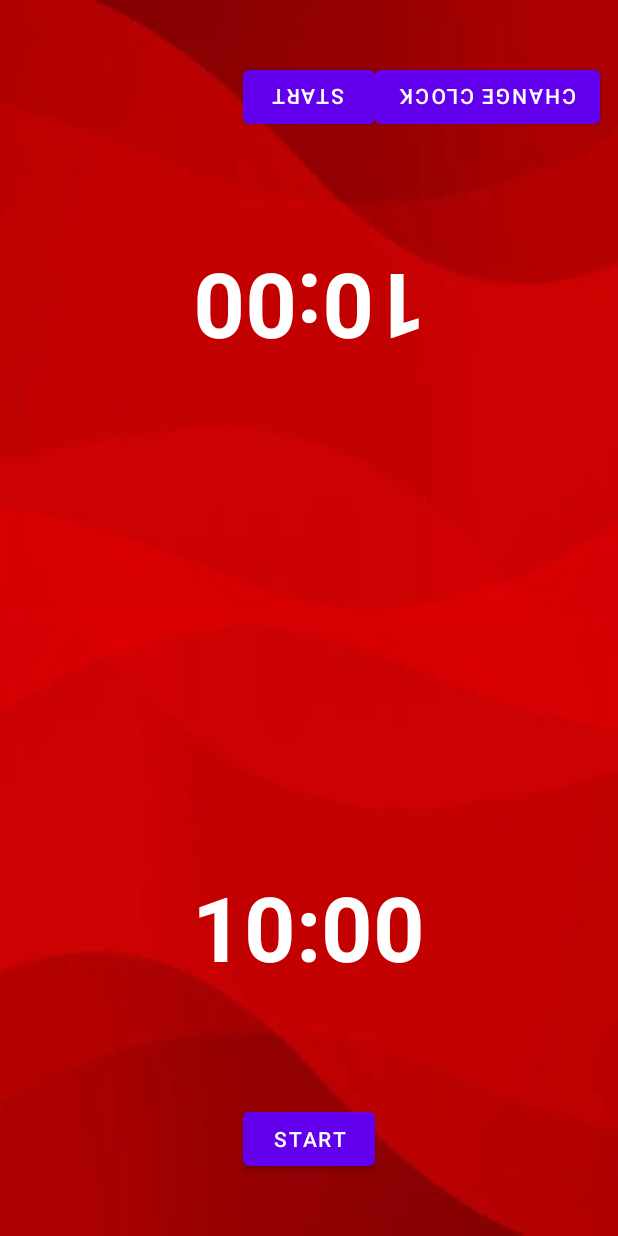
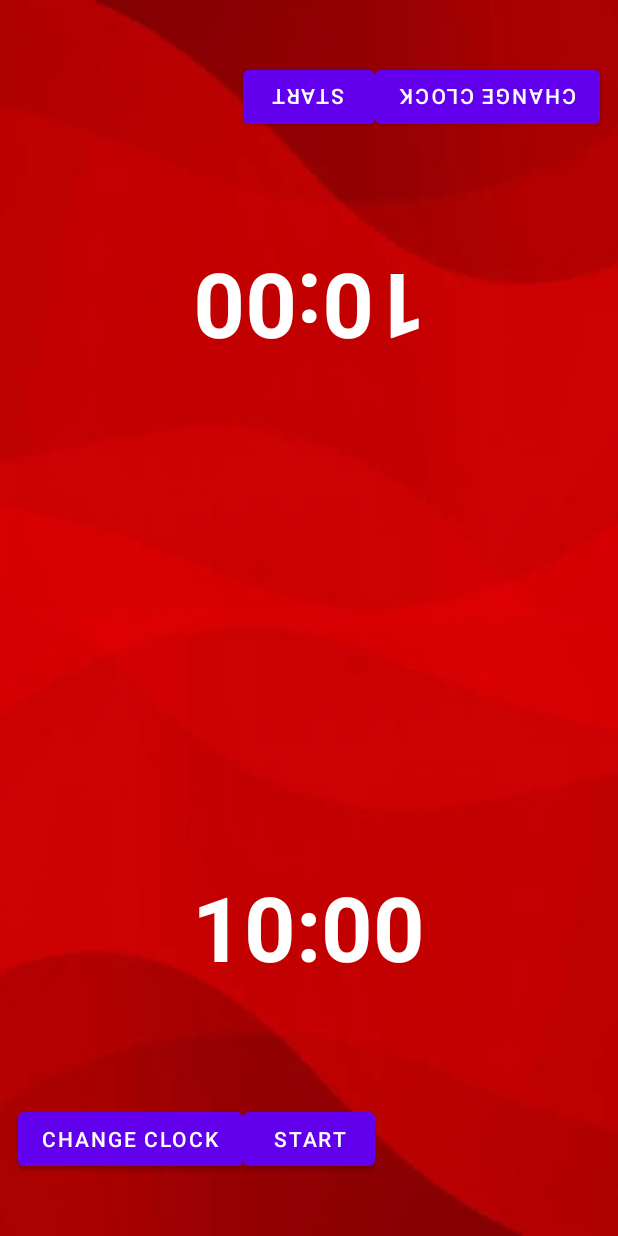
Before and after one commit to SeendeoL/Assignment02-201711062, an Android app: the screen it shows after launch (MainActivity), on a phone screen of 412 x 824 dp. Run offline under Robolectric (Android 15) with nearby library versions, the phone set to English and light mode, and no system bars.

Commit message:
SENG-405_CHESS_CLOCK

```diff
--- a/app/src/main/java/com/example/chess_clock/MainActivity.java
+++ b/app/src/main/java/com/example/chess_clock/MainActivity.java
@@ -16,10 +16,12 @@ public class MainActivity extends AppCompatActivity {
     private TextView mTextViewCountDown;
     private Button mButtonStartPause;
     private Button mButtonReset;
+    private Button mButtonChangeClock;
 
     private TextView mTextViewCountDown2;
     private Button mButtonStartPause2;
     private Button mButtonReset2;
+    private Button mButtonChangeClock2;
 
     private CountDownTimer mCountDownTimer;
     private CountDownTimer mCountDownTimer2;
@@ -43,11 +45,14 @@ public class MainActivity extends AppCompatActivity {
         mButtonStartPause = findViewById(R.id.button_start_pause);
         mButtonStartPause = (Button) this.findViewById(R.id.button_start_pause);
         mButtonReset = findViewById(R.id.button_reset);
+        mButtonChangeClock = findViewById(R.id.button_change_clock);
+
 
         mTextViewCountDown2 = findViewById(R.id.text_view_countdown2);
 
         mButtonStartPause2 = findViewById(R.id.button_start_pause2);
         mButtonReset2 = findViewById(R.id.button_reset2);
+        mButtonChangeClock2 = findViewById(R.id.button_change_clock2);
 
         mButtonStartPause.setOnClickListener(new View.OnClickListener() {
             @Override
@@ -78,6 +83,33 @@ public class MainActivity extends AppCompatActivity {
             }
         });
 
+        mButtonChangeClock.setOnClickListener(new View.OnClickListener() {
+            @Override
+            public void onClick(View v) {
+
+                if (mTimerRunning) {
+                    TicTocVoice.pause();
+                    pauseTimer();
+                    TicTocVoice2.start();
+                    startTimer2();
+
+                }
+            }
+        });
+        mButtonChangeClock2.setOnClickListener(new View.OnClickListener() {
+            @Override
+            public void onClick(View v) {
+
+                if (mTimerRunning2) {
+                    TicTocVoice2.pause();
+                    pauseTimer2();
+                    TicTocVoice.start();
+                    startTimer();
+
+                }
+            }
+        });
+
         mButtonReset.setOnClickListener(new View.OnClickListener() {
             @Override
             public void onClick(View v) {
@@ -94,6 +126,8 @@ public class MainActivity extends AppCompatActivity {
         updateCountDownText2();
 
     }
+
+
 
     private void startTimer() {
         mCountDownTimer = new CountDownTimer(mTimeLeftInMillis, 1000) {
--- a/app/src/main/res/layout/activity_main.xml
+++ b/app/src/main/res/layout/activity_main.xml
@@ -19,8 +19,8 @@
         <ImageView
             android:layout_width="match_parent"
             android:layout_height="match_parent"
+            android:background="@drawable/red_background"
             android:scaleType="fitXY"
-            android:background="@drawable/red_background"
 
             />
 
@@ -117,6 +117,15 @@
             tools:visibility="visible"
 
             />
+        <Button
+            android:id="@+id/button_change_clock2"
+            android:layout_width="wrap_content"
+            android:layout_height="wrap_content"
+            android:layout_below="@+id/text_view_countdown2"
+            android:layout_centerHorizontal="true"
+            android:layout_marginTop="77dp"
+            android:layout_toStartOf="@+id/button_start_pause2"
+            android:text="Change Clock" />
 
     </RelativeLayout>
 
```
